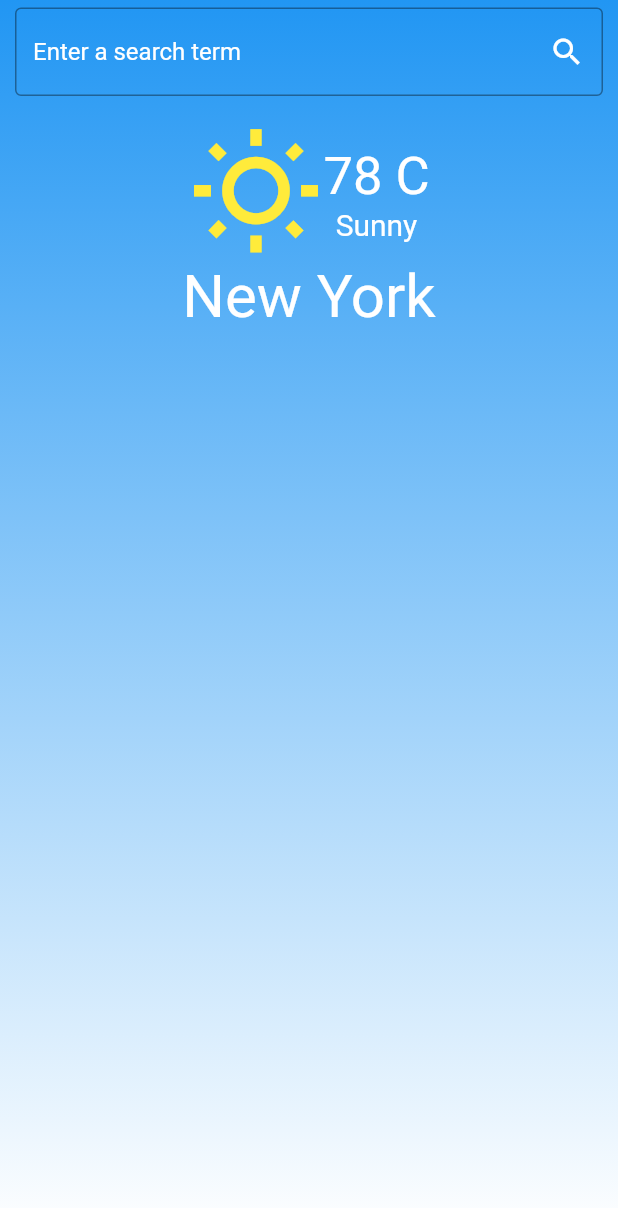
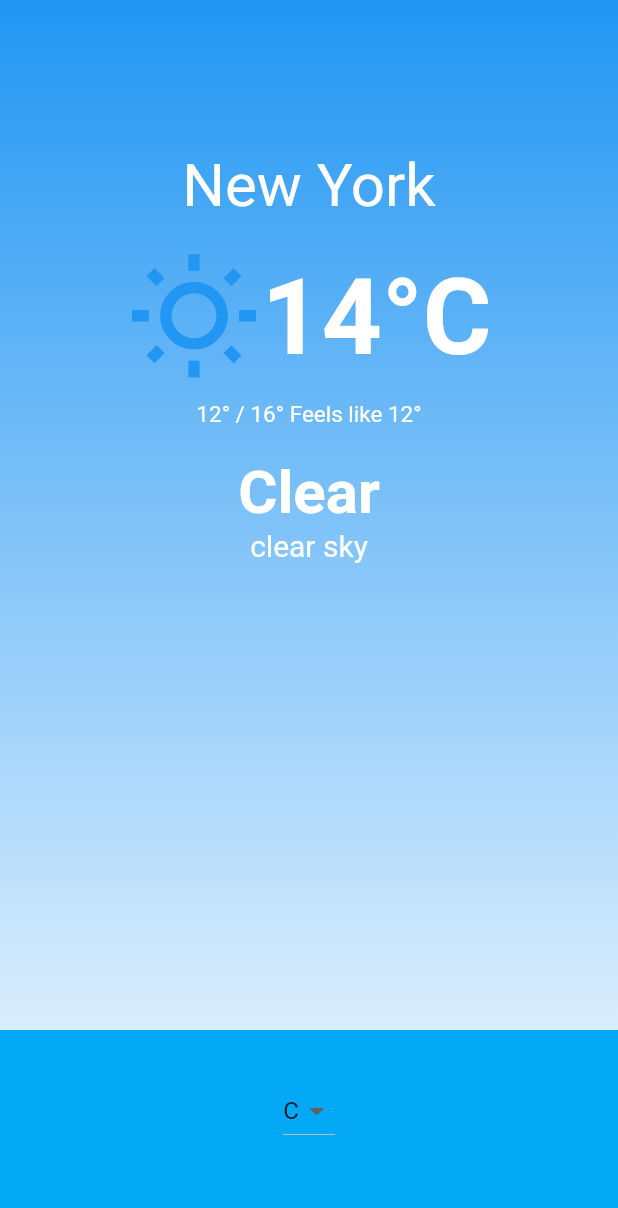
Before and after one commit to MarcosSandoval/WeatherAppDemo, a Flutter app: the screen it shows after launch, on a phone screen of 412 x 824 dp. Shown: the top 1208 px of the screen. Run offline on Flutter 3.47's test engine with Material 2 defaults, Android fonts, the phone set to English and light mode, and no system bars.

Commit message:
Adding unit picker

```diff
--- a/lib/main.dart
+++ b/lib/main.dart
@@ -1,5 +1,5 @@
 import 'package:flutter/material.dart';
-import 'package:weather_demo_app_code/weatherPage.dart';
+import 'package:weather_demo_app_code/weatherDetailsPage.dart';
 
 void main() {
   runApp(MyApp());
@@ -29,7 +29,7 @@ class MyApp extends StatelessWidget {
         visualDensity: VisualDensity.adaptivePlatformDensity,
       ),
       home: Scaffold(
-        body: WeatherPage(),
+        body: WeatherDetailsPage(),
       ),
     );
   }
--- /dev/null
+++ b/lib/weatherDetailsPage.dart
@@ -0,0 +1,168 @@
+import 'dart:io';
+
+import 'package:flutter/cupertino.dart';
+import 'package:flutter/material.dart';
+
+class WeatherDetailsPage extends StatefulWidget {
+  @override
+  _WeatherDetailsPageState createState() => _WeatherDetailsPageState();
+}
+
+class _WeatherDetailsPageState extends State<WeatherDetailsPage> {
+  List<String> units = ['C', 'F'];
+
+  var selectedCurrency = 'C';
+
+  @override
+  Widget build(BuildContext context) {
+    return Container(
+      decoration: BoxDecoration(
+        gradient: LinearGradient(
+          begin: Alignment.topCenter,
+          end: Alignment.bottomCenter,
+          colors: [
+            Colors.blue,
+            Colors.white,
+          ],
+        ),
+      ),
+      child: SafeArea(
+        child: Column(
+          mainAxisAlignment: MainAxisAlignment.spaceBetween,
+          children: [
+            Expanded(
+              flex: 5,
+              child: Padding(
+                padding: const EdgeInsets.symmetric(
+                  horizontal: 10,
+                  vertical: 100,
+                ),
+                child: Column(
+                  children: [
+                    Text(
+                      'New York',
+                      style: TextStyle(
+                        fontSize: 40,
+                        color: Colors.white,
+                      ),
+                    ),
+                    SizedBox(
+                      height: 20,
+                    ),
+                    Row(
+                      mainAxisAlignment: MainAxisAlignment.center,
+                      children: [
+                        Icon(
+                          Icons.wb_sunny_outlined,
+                          size: 90,
+                          color: Colors.blue,
+                        ),
+                        Column(
+                          children: [
+                            Text(
+                              '14°$selectedCurrency',
+                              style: TextStyle(
+                                fontSize: 70,
+                                color: Colors.white,
+                                fontWeight: FontWeight.bold,
+                              ),
+                            ),
+                          ],
+                        ),
+                      ],
+                    ),
+                    SizedBox(
+                      height: 10,
+                    ),
+                    Text(
+                      '12° / 16° Feels like 12°',
+                      style: TextStyle(
+                        fontSize: 15,
+                        color: Colors.white,
+                      ),
+                    ),
+                    SizedBox(
+                      height: 20,
+                    ),
+                    Text(
+                      'Clear',
+                      style: TextStyle(
+                        fontSize: 40,
+                        color: Colors.white,
+                        fontWeight: FontWeight.bold,
+                      ),
+                    ),
+                    Text(
+                      'clear sky',
+                      style: TextStyle(
+                        fontSize: 20,
+                        color: Colors.white,
+                      ),
+                    ),
+                  ],
+                ),
+              ),
+            ),
+            Expanded(
+              child: Container(
+                height: 150.0,
+                alignment: Alignment.center,
+                padding: EdgeInsets.only(bottom: 30.0),
+                color: Colors.lightBlue,
+                child: Platform.isIOS ? iOSPicker() : androidDropdown(),
+              ),
+            )
+          ],
+        ),
+      ),
+    );
+  }
+
+  DropdownButton<String> androidDropdown() {
+    List<DropdownMenuItem<String>> dropdownItems = [];
+    for (String currency in units) {
+      var newItem = DropdownMenuItem(
+        child: Text(
+          currency,
+        ),
+        value: currency,
+      );
+      dropdownItems.add(newItem);
+    }
+
+    return DropdownButton<String>(
+      value: selectedCurrency,
+      items: dropdownItems,
+      onChanged: (value) {
+        setState(() {
+          selectedCurrency = value;
+        });
+      },
+    );
+  }
+
+  CupertinoPicker iOSPicker() {
+    List<Text> pickerItems = [];
+    for (String currency in units) {
+      pickerItems.add(
+        Text(
+          currency,
+          style: TextStyle(
+            color: Colors.white,
+          ),
+        ),
+      );
+    }
+
+    return CupertinoPicker(
+      backgroundColor: Colors.lightBlue,
+      itemExtent: 30.0,
+      onSelectedItemChanged: (selectedIndex) {
+        setState(() {
+          selectedCurrency = units[selectedIndex];
+        });
+      },
+      children: pickerItems,
+    );
+  }
+}
--- a/lib/weatherPage.dart
+++ /dev/null
@@ -1,87 +0,0 @@
-import 'package:flutter/material.dart';
-
-class WeatherPage extends StatelessWidget {
-  @override
-  Widget build(BuildContext context) {
-    return Container(
-      decoration: BoxDecoration(
-        gradient: LinearGradient(
-          begin: Alignment.topCenter,
-          end: Alignment.bottomCenter,
-          colors: [Colors.blue, Colors.white],
-        ),
-      ),
-      child: SafeArea(
-        child: Padding(
-          padding: const EdgeInsets.symmetric(horizontal: 10, vertical: 5),
-          child: Container(
-            child: Column(
-              children: [
-                TextField(
-                  decoration: InputDecoration(
-                    suffixIcon: Icon(
-                      Icons.search,
-                      color: Colors.white,
-                    ),
-                    border: OutlineInputBorder(
-                        borderSide: BorderSide(color: Colors.white)),
-                    hintText: 'Enter a search term',
-                    hintStyle: TextStyle(
-                      color: Colors.white,
-                    ),
-                  ),
-                  style: TextStyle(
-                    color: Colors.white,
-                  ),
-                ),
-                SizedBox(
-                  height: 20,
-                ),
-                Column(
-                  crossAxisAlignment: CrossAxisAlignment.center,
-                  children: [
-                    Row(
-                      mainAxisAlignment: MainAxisAlignment.center,
-                      children: [
-                        Icon(
-                          Icons.wb_sunny_outlined,
-                          size: 90,
-                          color: Colors.yellow,
-                        ),
-                        Column(
-                          children: [
-                            Text(
-                              '78 C',
-                              style: TextStyle(
-                                fontSize: 35,
-                                color: Colors.white,
-                              ),
-                            ),
-                            Text(
-                              'Sunny',
-                              style: TextStyle(
-                                fontSize: 20,
-                                color: Colors.white,
-                              ),
-                            ),
-                          ],
-                        ),
-                      ],
-                    ),
-                    Text(
-                      'New York',
-                      style: TextStyle(
-                        fontSize: 40,
-                        color: Colors.white,
-                      ),
-                    )
-                  ],
-                )
-              ],
-            ),
-          ),
-        ),
-      ),
-    );
-  }
-}
--- a/pubspec.yaml
+++ b/pubspec.yaml
@@ -45,8 +45,8 @@ flutter:
   uses-material-design: true
 
   # To add assets to your application, add an assets section, like this:
-  # assets:
-  #   - images/a_dot_burr.jpeg
+  assets:
+    - images/
   #   - images/a_dot_ham.jpeg
 
   # An image asset can refer to one or more resolution-specific "variants", see
```
Also changed, not shown: lib/weatherSearchPage.dart (added, +58 -0 lines), images/background.jpeg (added).
